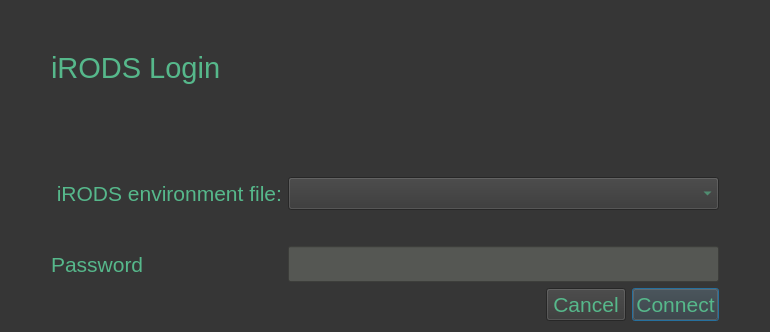
Above: ibridgesgui/ui_files/irodsLogin.ui from iBridges-for-iRODS/iBridges-GUI before the change. Below: the same form after it.
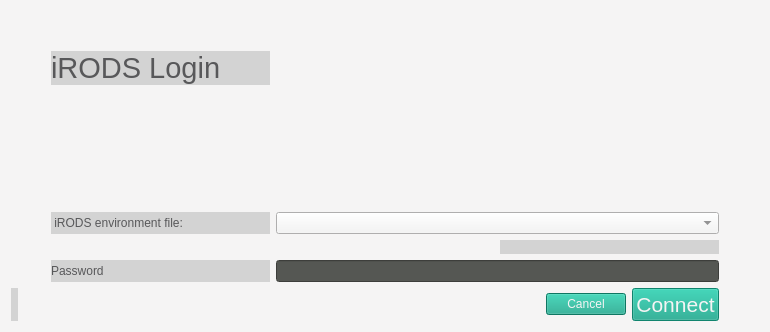
That is the form after the change.

What changed in the file:
```diff
--- a/ibridgesgui/ui_files/irodsLogin.ui
+++ b/ibridgesgui/ui_files/irodsLogin.ui
@@ -22,31 +22,33 @@
   <property name="styleSheet">
    <string notr="true">QWidget
 {
-	background-color: rgb(54, 54, 54);
-	color: rgb(86, 184, 139);
-    border-color: rgb(217, 174, 23);
-    font: 16pt;
+    background-color: rgb(245, 244, 244);
+    color: rgb(88, 88, 90);
+    selection-background-color: rgb(21, 165, 137);
+    selection-color: rgb(245, 244, 244)
 }
 
-QLineEdit
+QLabel
 {
-	background-color: rgb(85, 87, 83);
-	border-color: rgb(217, 174, 23);
-	font: 18pt;
+  background-color: rgb(211,211,211);
 }
 
 QLabel#error_label
 {
-	color: rgb(217, 174, 23);
-     font: 18pt;
+    color: rgb(252, 152, 3);
 }
 
-QLabel#label_2
+QPushButton
 {
-    font: 22pt;
-    
+	background-color: rgb(21, 165, 137);
+    color: rgb(245, 244, 244);
 }
 
+
+QTextEdit, QTableWidget, QCheckBox, QLineEdit
+{
+     background-color: rgb(245, 244, 244)
+}
 </string>
   </property>
   <layout class="QGridLayout" name="gridLayout_2">
```
